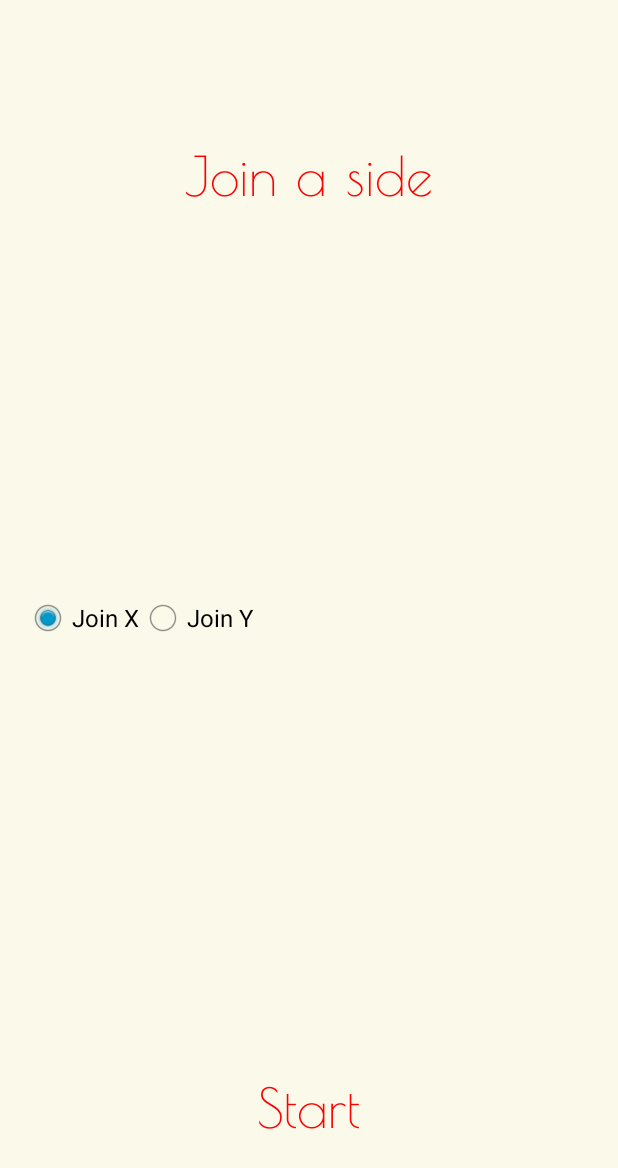
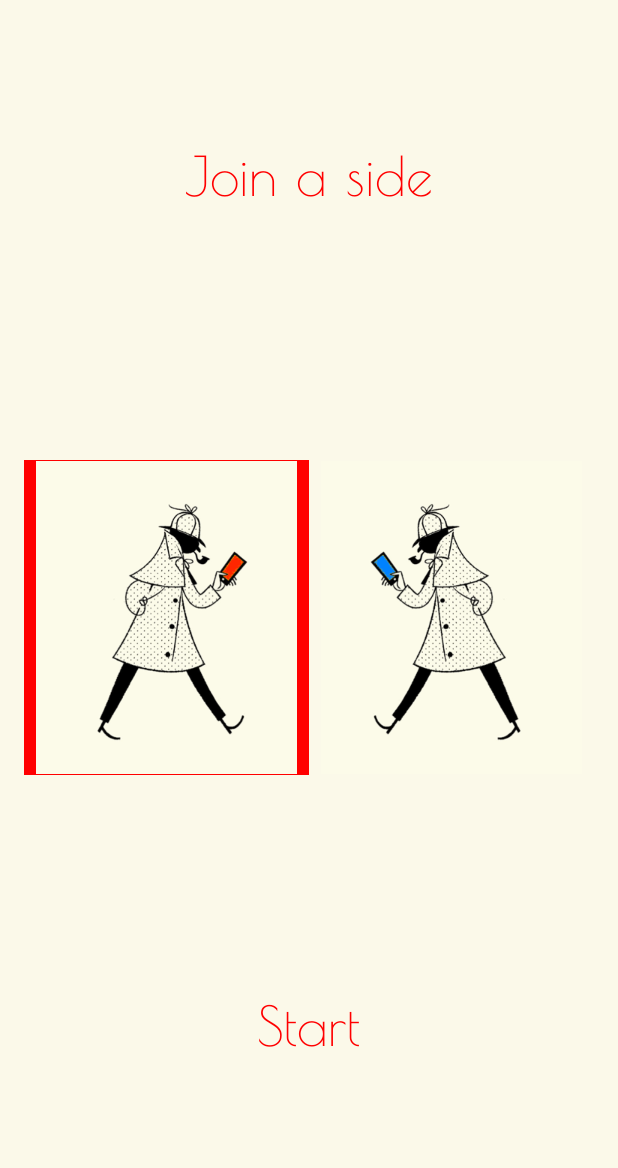
Before and after one commit to lannka/strangersgame, an Android app: the NewGameActivity screen opened directly, with no data from a screen before it, on a phone screen of 412 x 824 dp. Shown: the top 1168 px of the screen. Run offline under Robolectric (Android 15) with nearby library versions, the phone set to English and light mode, and no system bars.

Commit message:
Add images to new game activity view.

```diff
--- a/app/src/main/java/com/example/dinghongfei/strangersgame/GameController.java
+++ b/app/src/main/java/com/example/dinghongfei/strangersgame/GameController.java
@@ -133,6 +133,7 @@ public class GameController {
     game_started = false;
     lifeTimer.setVisible(false);
     lifeCharger.stop();
+    imageView.setImageResource(R.drawable.detective);
     messageLabel.setText("");
   }
 }
--- a/app/src/main/java/com/example/dinghongfei/strangersgame/NewGameActivity.java
+++ b/app/src/main/java/com/example/dinghongfei/strangersgame/NewGameActivity.java
@@ -6,19 +6,47 @@ import android.graphics.Typeface;
 import android.os.Bundle;
 import android.view.View;
 import android.widget.Button;
-import android.widget.RadioButton;
+import android.widget.ImageView;
 import android.widget.TextView;
 
 public class NewGameActivity extends Activity {
 
+  private boolean leftSelected = true;
+
   @Override
   protected void onCreate(Bundle savedInstanceState) {
       super.onCreate(savedInstanceState);
-      setContentView(R.layout.activity_new_game);
+    setContentView(R.layout.activity_new_game);
     Typeface typeface = Typeface.createFromAsset(getAssets(), "fonts/PoiretOne-Regular.ttf");
     TextView titleTextView = (TextView) findViewById(R.id.new_game_title);
     titleTextView.setTypeface(typeface);
-    final RadioButton radioTeamX = (RadioButton)findViewById(R.id.radio_team_x);
+
+    final ImageView leftImage = (ImageView)findViewById(R.id.select_left_image_view);
+    final ImageView rightImage = (ImageView)findViewById(R.id.select_right_image_view);
+    leftImage.setPadding(1, 1, 1, 1);
+    rightImage.setPadding(1, 1, 1, 1);
+
+    leftSelected = true;
+    leftImage.setBackgroundColor(getResources().getColor(R.color.red));
+    rightImage.setBackgroundColor(getResources().getColor(R.color.transparent));
+
+    leftImage.setOnClickListener(new View.OnClickListener() {
+      @Override
+      public void onClick(View v) {
+        leftSelected = true;
+        leftImage.setBackgroundColor(getResources().getColor(R.color.red));
+        rightImage.setBackgroundColor(getResources().getColor(R.color.transparent));
+      }
+    });
+    rightImage.setOnClickListener(new View.OnClickListener() {
+      @Override
+      public void onClick(View v) {
+        leftSelected = false;
+        leftImage.setBackgroundColor(getResources().getColor(R.color.transparent));
+        rightImage.setBackgroundColor(getResources().getColor(R.color.blue));
+      }
+    });
+
     Button startButton = (Button)findViewById(R.id.finishButton);
     startButton.setTypeface(typeface);
 
@@ -28,10 +56,10 @@ public class NewGameActivity extends Activity {
         SharedPreferences sharedPref = getSharedPreferences(Constants.SHARED_PREFERENCE, MODE_PRIVATE);
         SharedPreferences.Editor editor = sharedPref.edit();
 
-        editor.putString(getString(R.string.self_instance_id), radioTeamX.isChecked() ? "Tom" : "Jerry");
-        editor.putString(getString(R.string.self_base_instance_id), radioTeamX.isChecked() ? "X" : "Y");
-        editor.putString(getString(R.string.opponent_instance_id), radioTeamX.isChecked() ? "Jerry" : "Tom");
-        editor.putString(getString(R.string.opponent_base_instance_id), radioTeamX.isChecked() ? "Y" : "X");
+        editor.putString(getString(R.string.self_instance_id), leftSelected ? "Tom" : "Jerry");
+        editor.putString(getString(R.string.self_base_instance_id), leftSelected ? "X" : "Y");
+        editor.putString(getString(R.string.opponent_instance_id), leftSelected ? "Jerry" : "Tom");
+        editor.putString(getString(R.string.opponent_base_instance_id), leftSelected ? "Y" : "X");
         editor.commit();
 
         setResult(RESULT_OK);
--- a/app/src/main/res/layout/activity_main.xml
+++ b/app/src/main/res/layout/activity_main.xml
@@ -63,7 +63,7 @@
         android:background="@color/transparent"
         android:layout_alignParentBottom="true"
         android:layout_centerHorizontal="true"
-        android:layout_marginBottom="45dp"
+        android:layout_marginBottom="@dimen/one_hundred_dp"
         android:textSize="@dimen/thirty_six_dp"/>
 
     <Button
--- a/app/src/main/res/layout/activity_new_game.xml
+++ b/app/src/main/res/layout/activity_new_game.xml
@@ -17,22 +17,24 @@
       android:layout_marginTop="@dimen/eighty_dp"
       android:layout_centerHorizontal="true" />
 
-    <RadioGroup xmlns:android="http://schemas.android.com/apk/res/android"
-                android:layout_width="fill_parent"
-                android:layout_height="wrap_content"
-                android:layout_centerHorizontal="true"
-                android:layout_centerVertical="true"
-                android:orientation="horizontal">
-        <RadioButton android:id="@+id/radio_team_x"
-                     android:layout_width="wrap_content"
-                     android:layout_height="wrap_content"
-                     android:text="@string/team_x"
-                     android:checked="true"/>
-        <RadioButton android:id="@+id/radio_team_y"
-                     android:layout_width="wrap_content"
-                     android:layout_height="wrap_content"
-                     android:text="@string/team_y"/>
-    </RadioGroup>
+  <LinearLayout
+      android:layout_width="fill_parent"
+      android:layout_height="wrap_content"
+      android:layout_centerInParent="true"
+      android:orientation="horizontal">
+    <ImageView
+        android:id="@+id/select_left_image_view"
+        android:layout_width="wrap_content"
+        android:layout_height="210dp"
+        android:layout_weight=".5"
+        android:src="@drawable/left" />
+    <ImageView
+        android:id="@+id/select_right_image_view"
+        android:layout_width="wrap_content"
+        android:layout_height="210dp"
+        android:layout_weight=".5"
+        android:src="@drawable/right" />
+  </LinearLayout>
 
     <Button
         android:layout_width="wrap_content"
@@ -44,6 +46,6 @@
         android:layout_gravity="center_horizontal"
         android:textColor="@color/red"
         android:background="@color/transparent"
-        android:layout_marginBottom="45dp"
+        android:layout_marginBottom="@dimen/one_hundred_dp"
         android:textSize="@dimen/thirty_six_dp"/>
 </RelativeLayout>
--- a/app/src/main/res/values/colors.xml
+++ b/app/src/main/res/values/colors.xml
@@ -27,5 +27,6 @@
 
     <color name="black">#ff000000</color>
     <color name="bgcolor">#FBF9E9</color>
+    <color name="blue">#0082FF</color>
 
 </resources>
```
Also changed, not shown: app/src/main/res/drawable/left.png (added), app/src/main/res/drawable/right.png (added).
